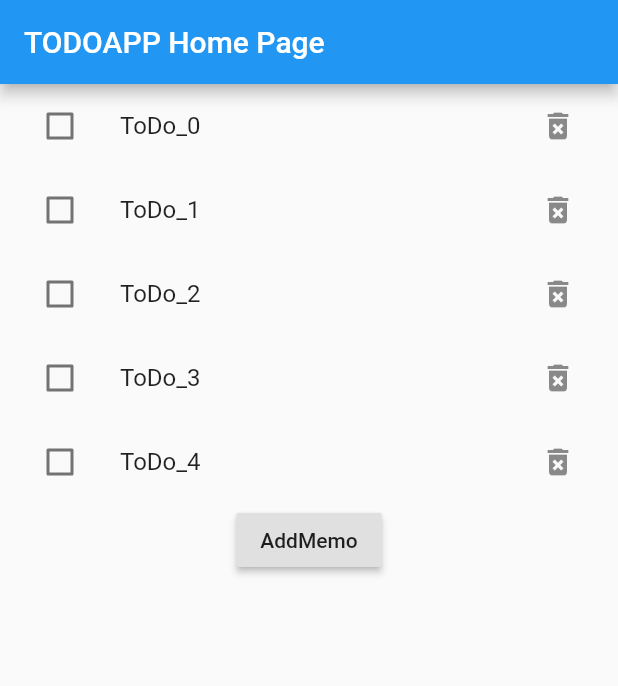
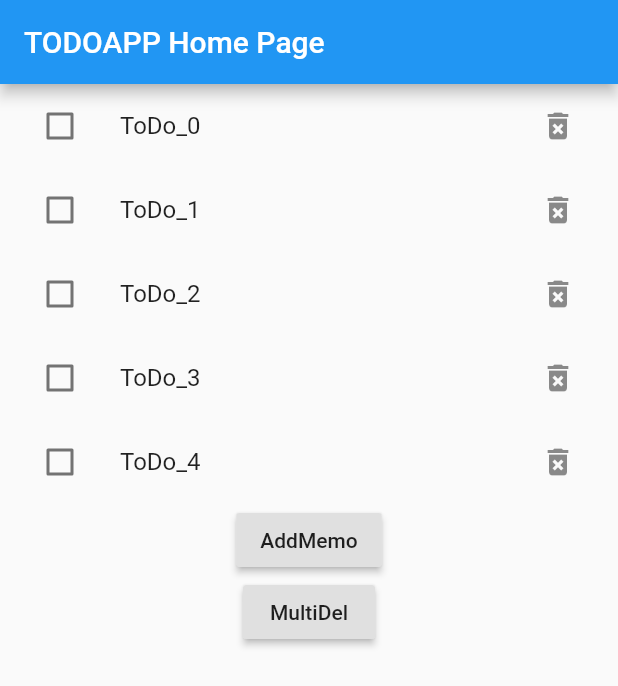
Before and after one commit to jgwng/todolist, a Flutter app: the screen it shows after launch, on a phone screen of 412 x 824 dp. Shown: the top 686 px of the screen. Run offline on Flutter 3.47's test engine with Material 2 defaults, Android fonts, the phone set to English and light mode, and no system bars.

Commit message:
0928 commit

```diff
--- a/lib/Main.dart
+++ b/lib/Main.dart
@@ -29,13 +29,13 @@ class MyHomePage extends StatefulWidget {
 }
 
 class _MyHomePageState extends State<MyHomePage> {
+  bool isChecked = false;
+  List<TODO> Thingtodos = List.generate(5,(i)=> TODO(i,APPCODE().def_Title(i), 'No.$i Thing You Should do',false));
 
-  List<TODO> Thingtodos = List.generate(5,(i)=> TODO(i,APPCODE().def_Title(i), 'No.$i Thing You Should do'));
-  var isChecked = false;
 
 
   AddTodo(BuildContext context) async{
-    Thingtodos.add(TODO(Thingtodos.length, "", ""));
+    Thingtodos.add(TODO(Thingtodos.length, "", "",false));
     final result = await Navigator.push(context, MaterialPageRoute(
         builder: (context) => EditToDo(todo: Thingtodos[Thingtodos.length-1])
     ),
@@ -52,10 +52,11 @@ class _MyHomePageState extends State<MyHomePage> {
         itemCount : Thingtodos.length,itemBuilder: (content,index) {
       return ListTile(
         leading: Checkbox(
-          value: false,
+            value: Thingtodos[index].getIsChecked,
           onChanged:(value){
             setState(() {
-              isChecked = value;
+              Thingtodos[index].setChecked(value);
+              Thingtodos.forEach((e) => print(e.getIsChecked));
             });
           }
         ),
@@ -75,7 +76,6 @@ class _MyHomePageState extends State<MyHomePage> {
           onPressed: (){
             Thingtodos.removeAt(index);
             setState(() {
-
             });
           }
         ),
@@ -87,12 +87,32 @@ class _MyHomePageState extends State<MyHomePage> {
   Widget _AddButton(){
     return RaisedButton(
       onPressed: (){
+
         AddTodo(context);
+        Thingtodos.forEach((e) => e.setChecked(isChecked));
       },
       child: Text('AddMemo'),
     );
   }
 
+  Widget _MultiDelete(){
+    return RaisedButton(
+      onPressed: (){
+        int size = Thingtodos.length;
+        for(int i =0; i<size;i++){
+          if(Thingtodos[i].getIsChecked == true){
+            Thingtodos.removeAt(i);
+
+            i--;
+            size = Thingtodos.length;
+          }
+        }
+        setState(() {
+        });
+      },
+      child: Text('MultiDel'),
+    );
+  }
   @override
   Widget build(BuildContext context) {
    return Scaffold(
@@ -103,6 +123,7 @@ class _MyHomePageState extends State<MyHomePage> {
           children: <Widget>[
             _ListView(),
             _AddButton(),
+            _MultiDelete(),
           ],
         )
    );
--- a/lib/TODO.dart
+++ b/lib/TODO.dart
@@ -4,10 +4,19 @@ class TODO with ChangeNotifier{
   int index;
   String title;
   String WhatToDo;
+  bool isChecked = false;
 
-  TODO(this.index,this.title,this.WhatToDo);
+  TODO(this.index,this.title,this.WhatToDo,this.isChecked);
+
   String get getTitle => title;
   String get getWhatToDO => WhatToDo;
+  bool get getIsChecked => isChecked;
+
+
+  void setChecked(bool checked){
+    isChecked = checked;
+    notifyListeners();
+  }
   void new_title(String text){
     title = text;
     notifyListeners();
```
